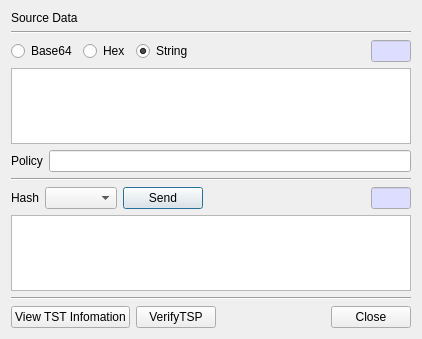
First picture: the form in CertMan/tsp_dlg.ui, repository jykim74/CertMan, before the edit.
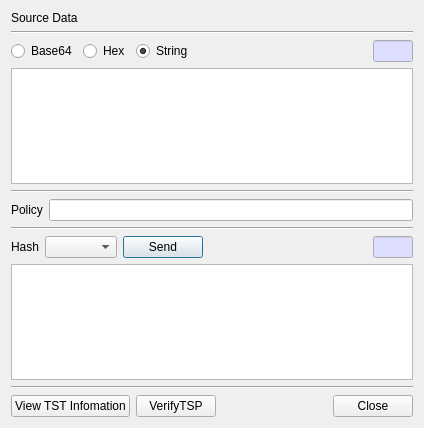
Second picture: the form after the edit.

```diff
--- a/CertMan/tsp_dlg.ui
+++ b/CertMan/tsp_dlg.ui
@@ -6,8 +6,8 @@
    <rect>
     <x>0</x>
     <y>0</y>
-    <width>418</width>
-    <height>339</height>
+    <width>424</width>
+    <height>428</height>
    </rect>
   </property>
   <property name="windowTitle">
@@ -128,6 +128,13 @@
      </property>
     </widget>
    </item>
+   <item>
+    <widget class="Line" name="line_4">
+     <property name="orientation">
+      <enum>Qt::Horizontal</enum>
+     </property>
+    </widget>
+   </item>
    <item>
     <layout class="QGridLayout" name="gridLayout_4">
      <property name="topMargin">
```
